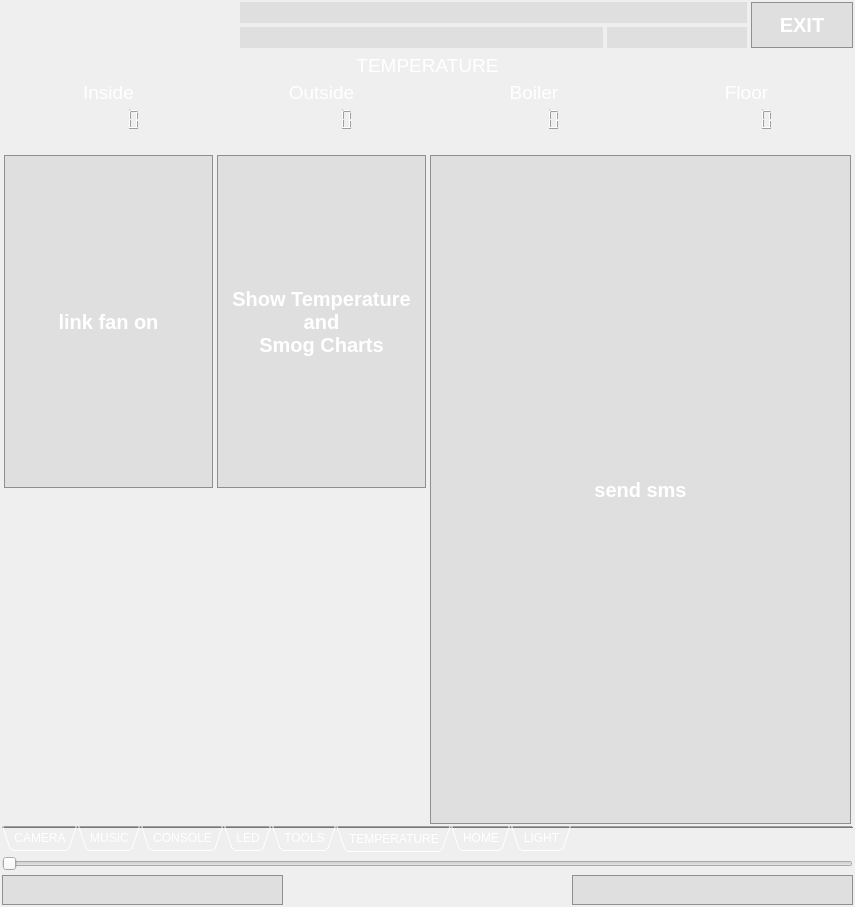
Before: the Qt Designer form iDom_Client/idom_client.ui in cyniu88/QT_kurs, drawn with Qt 5.
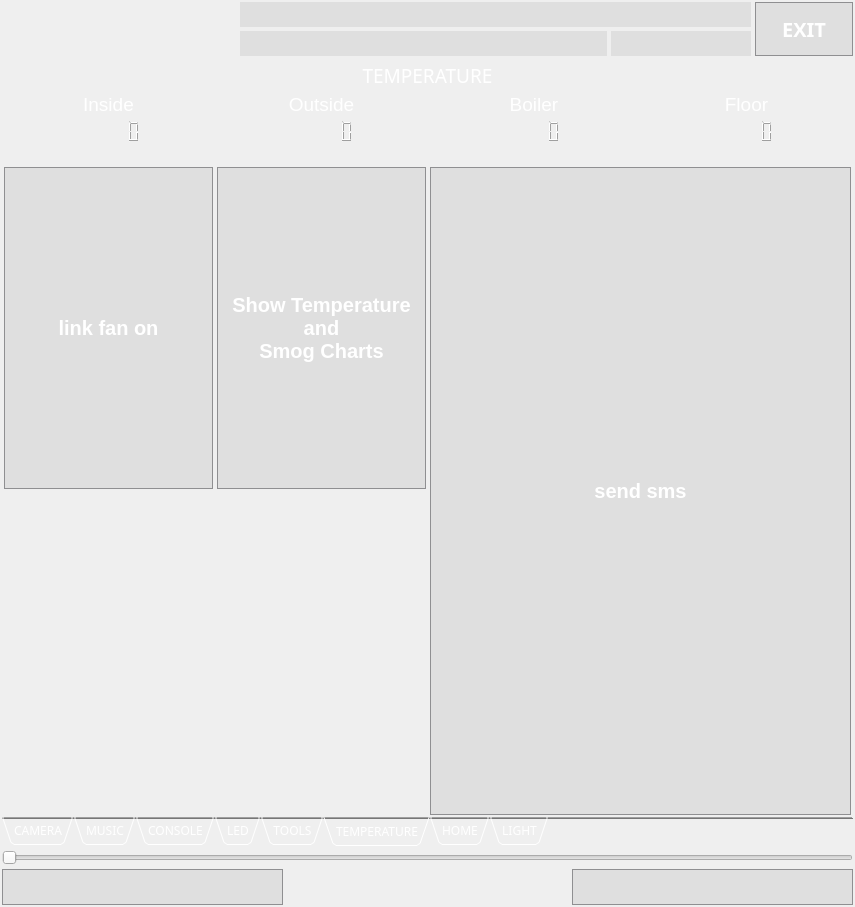
After: the same form once the commit is applied. Icons and pictures are not drawn. Custom widgets are drawn as their Qt base class.

What changed in the file:
```diff
--- a/iDom_Client/idom_client.ui
+++ b/iDom_Client/idom_client.ui
@@ -28,6 +28,11 @@
     <height>1920</height>
    </size>
   </property>
+  <property name="font">
+   <font>
+    <family>Candara Light</family>
+   </font>
+  </property>
   <property name="mouseTracking">
    <bool>true</bool>
   </property>
@@ -3221,6 +3226,7 @@
             </property>
             <property name="font">
              <font>
+              <family>Source Code Pro ExtraLight</family>
               <pointsize>14</pointsize>
              </font>
             </property>
```
Left out of the diff: 5 changed lines with no effect on the pictures.
